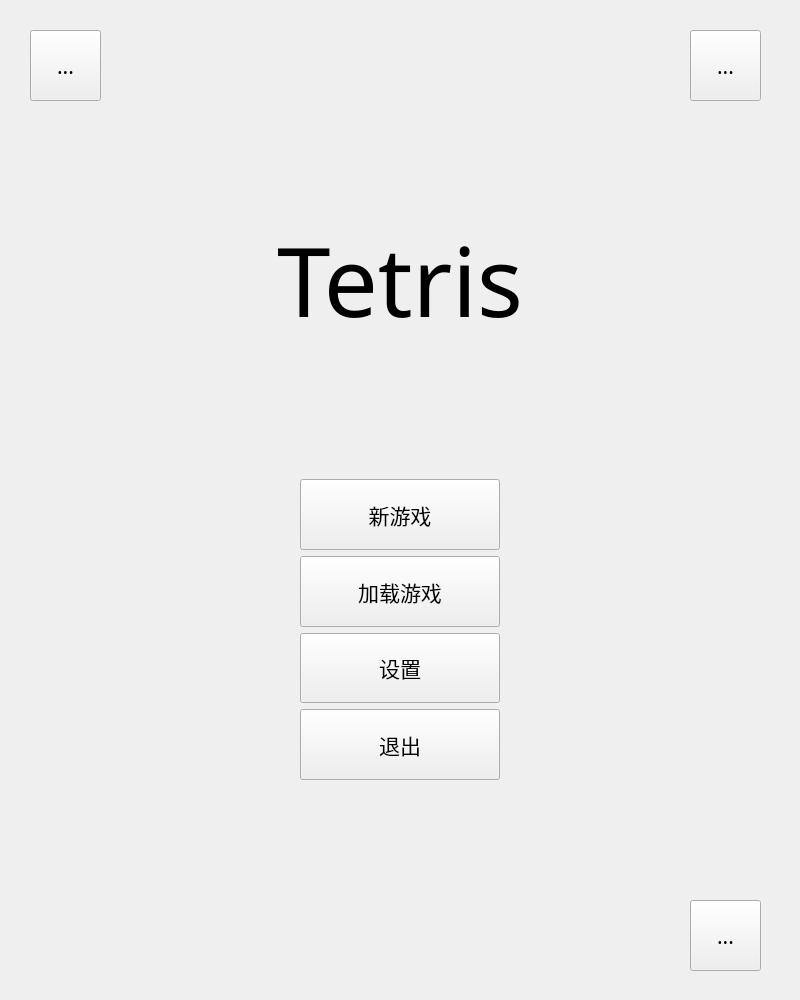
This is qtp/mainwindow.ui in JoeAndMark/QTP as Qt 5 draws it before an edit. The edited form follows.
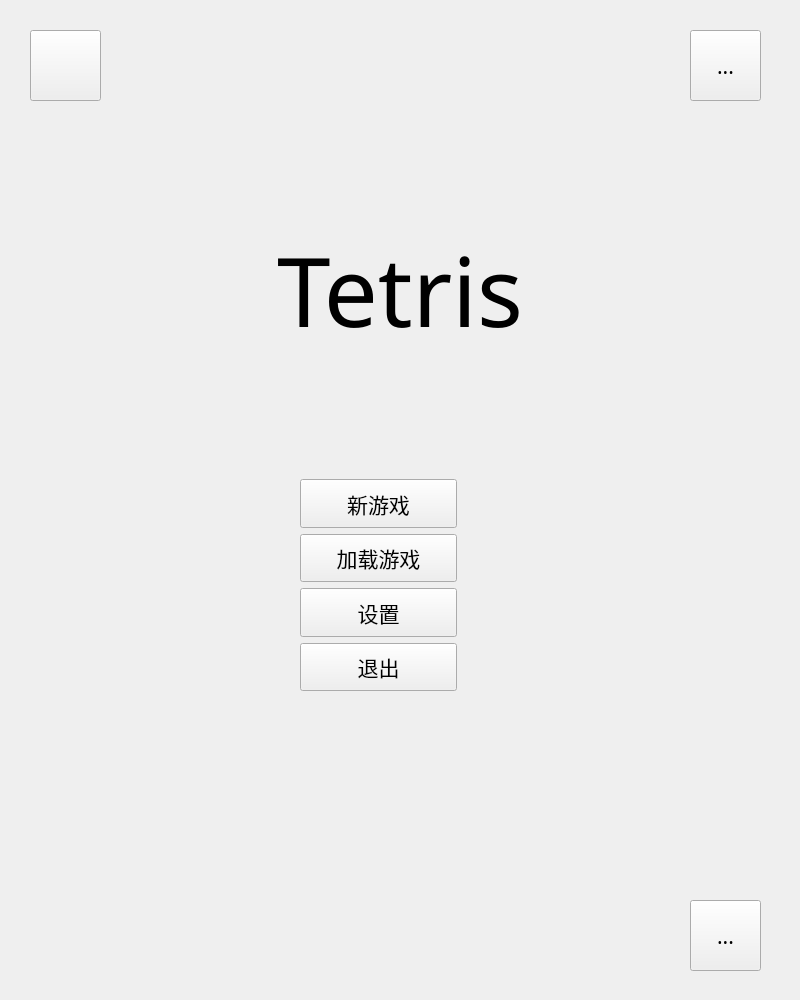
This is the edited form.

Commit message:
feat: 实现主界面的操作逻辑
初步实现主界面的操作逻辑，其余部分还需要其他界面才能进行设置。

```diff
--- a/qtp/mainwindow.ui
+++ b/qtp/mainwindow.ui
@@ -32,7 +32,7 @@
    <property name="geometry">
     <rect>
      <x>200</x>
-     <y>180</y>
+     <y>190</y>
      <width>400</width>
      <height>200</height>
     </rect>
@@ -61,8 +61,8 @@
     <rect>
      <x>300</x>
      <y>479</y>
-     <width>200</width>
-     <height>301</height>
+     <width>157</width>
+     <height>212</height>
     </rect>
    </property>
    <property name="sizePolicy">
@@ -166,7 +166,7 @@
     </font>
    </property>
    <property name="text">
-    <string>...</string>
+    <string/>
    </property>
   </widget>
   <widget class="QToolButton" name="rankBtn">
```
Left out of the diff: 18 changed lines with no effect on the pictures. The commit also changes 3 other files.
